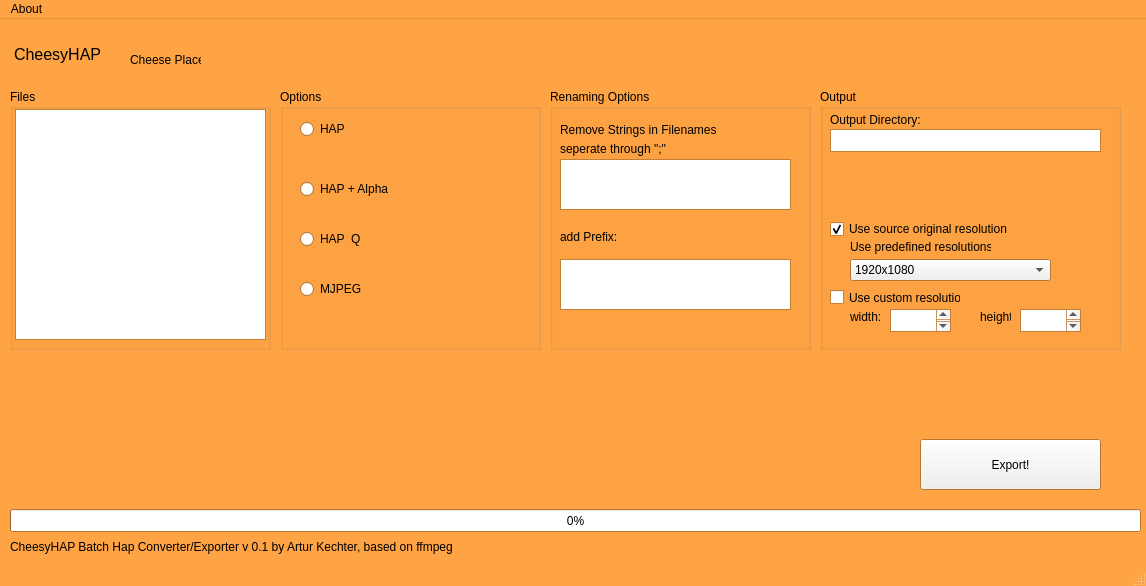
Old version of the form ui/mainwindow.ui in the repository rtrkchtr/CheesyHAP.
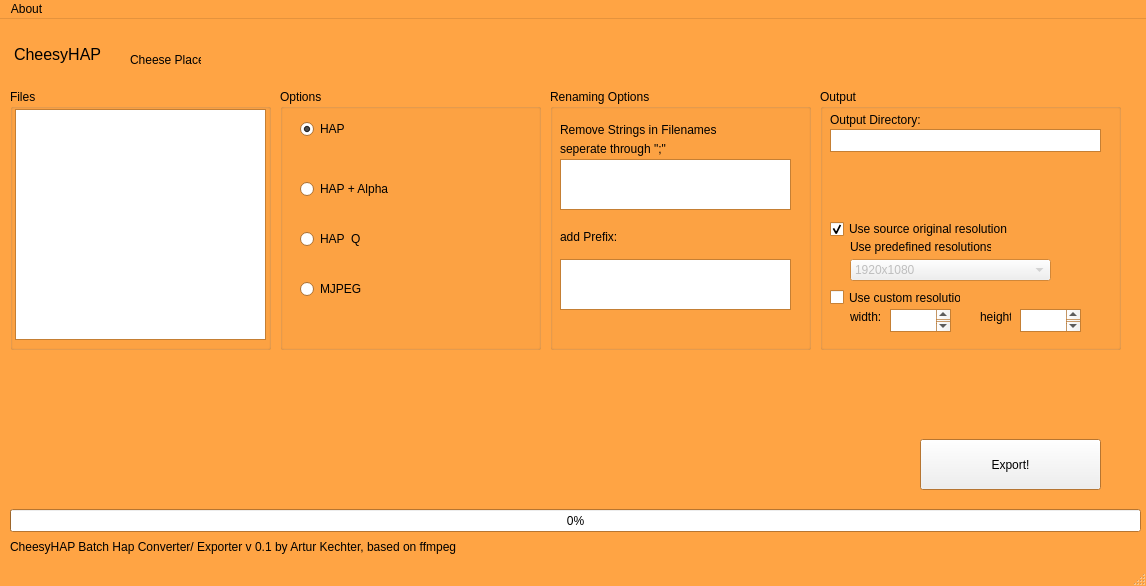
New version of the form.

```diff
--- a/ui/mainwindow.ui
+++ b/ui/mainwindow.ui
@@ -198,6 +198,9 @@
      <property name="text">
       <string>HAP </string>
      </property>
+     <property name="checked">
+      <bool>true</bool>
+     </property>
     </widget>
     <widget class="QRadioButton" name="radioButton_HapQ">
      <property name="geometry">
@@ -359,6 +362,9 @@
      </property>
     </widget>
     <widget class="QComboBox" name="resolution_comboBox">
+     <property name="enabled">
+      <bool>false</bool>
+     </property>
      <property name="geometry">
       <rect>
        <x>30</x>
@@ -482,7 +488,7 @@
      </rect>
     </property>
     <property name="text">
-     <string>CheesyHAP Batch Hap Converter/Exporter v 0.1 by Artur Kechter, based on ffmpeg</string>
+     <string>CheesyHAP Batch Hap Converter/ Exporter v 0.1 by Artur Kechter, based on ffmpeg</string>
     </property>
    </widget>
    <widget class="QProgressBar" name="progressBar">
```
